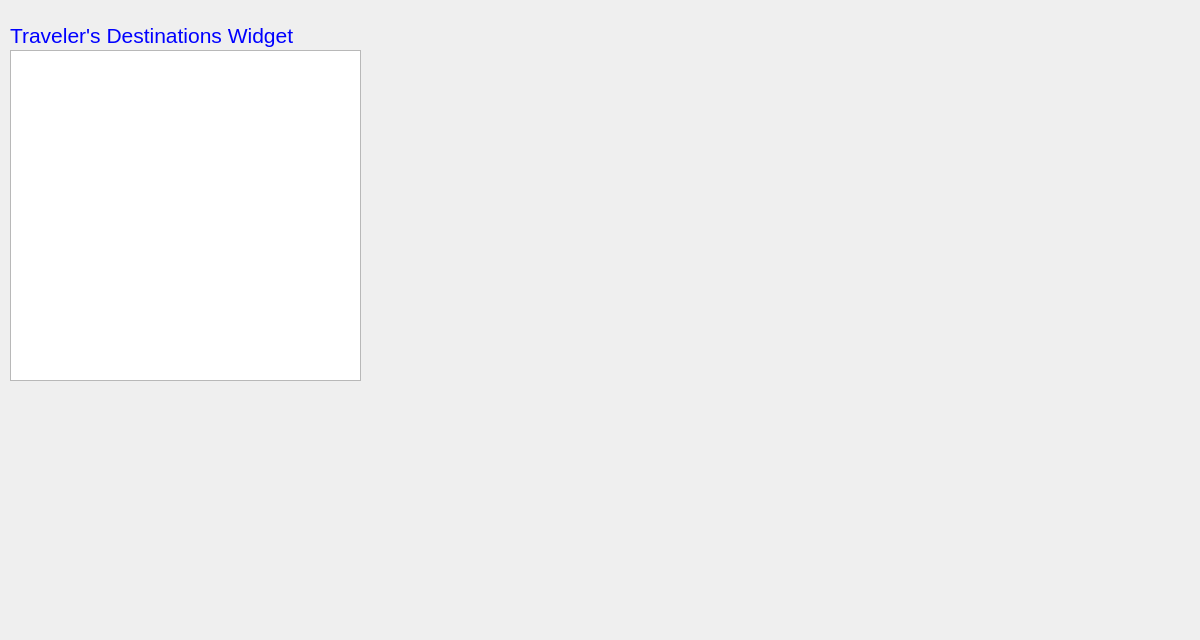
Old version of the form EuropeanVacation/tDestinations.ui in the repository brivero0/TeamMagmar.
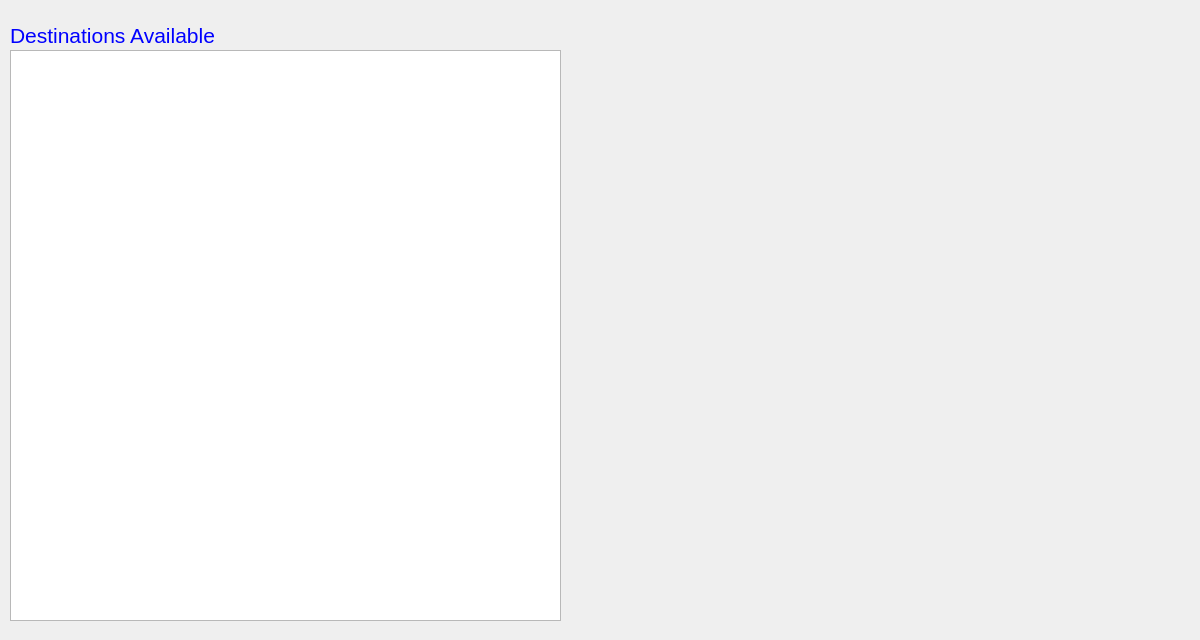
New version of the form.

Commit message:
destinations page chages
changes size of table, updated title, and removed row numbers

```diff
--- a/EuropeanVacation/tDestinations.ui
+++ b/EuropeanVacation/tDestinations.ui
@@ -49,7 +49,7 @@
     <string notr="true">color: blue;</string>
    </property>
    <property name="text">
-    <string>Traveler's Destinations Widget</string>
+    <string>Destinations Available </string>
    </property>
   </widget>
   <widget class="QTableView" name="tDestinationOptionsTV">
@@ -57,10 +57,32 @@
     <rect>
      <x>10</x>
      <y>50</y>
-     <width>351</width>
-     <height>331</height>
+     <width>551</width>
+     <height>571</height>
     </rect>
    </property>
+   <property name="sizePolicy">
+    <sizepolicy hsizetype="Minimum" vsizetype="Minimum">
+     <horstretch>3</horstretch>
+     <verstretch>3</verstretch>
+    </sizepolicy>
+   </property>
+   <property name="styleSheet">
+    <string notr="true">QHeaderView::section{
+background-color:qlineargradient(spread:pad, x1:1, y1:1, x2:1, y2:0.028, stop:0 rgba(255, 170, 0, 255), stop:1 rgba(255, 62, 14, 255));
+border-style: solid;
+border-color: black;
+border-width: 2px;
+border-radius: 5px;}
+
+QTableView QTableCornerButton::section{
+background: red;
+broder: 2px outset black;
+}</string>
+   </property>
+   <property name="dragEnabled">
+    <bool>true</bool>
+   </property>
   </widget>
  </widget>
  <resources/>
```
The commit also changes 15 other files.
